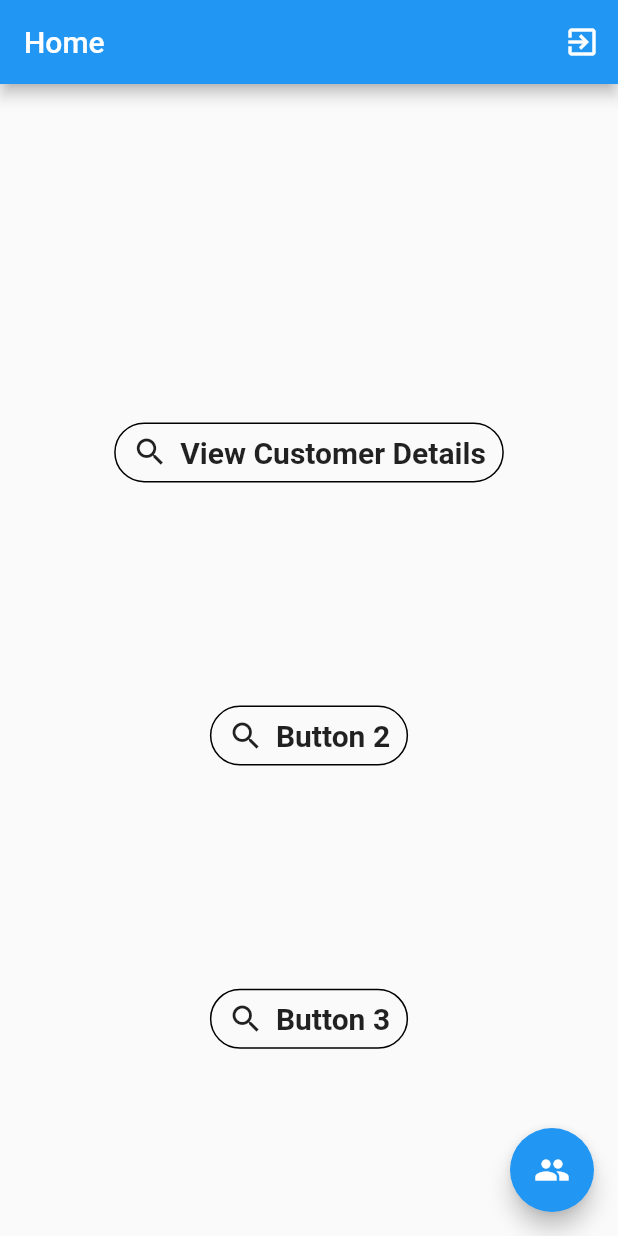
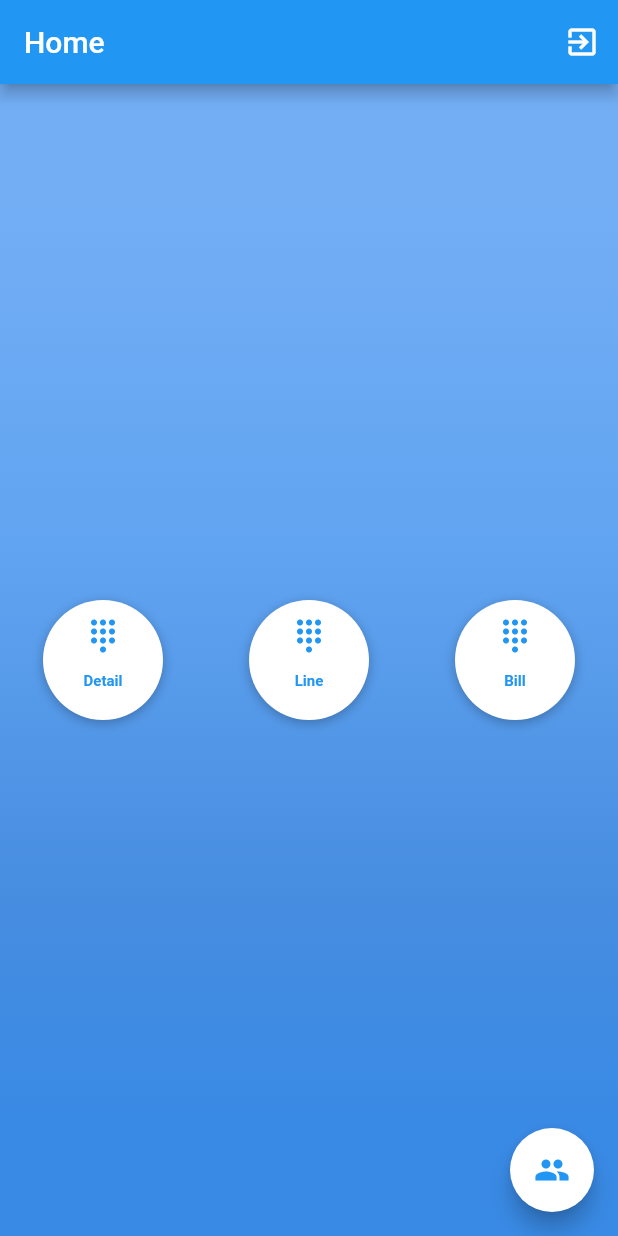
Before and after one commit to mesingaram/acc, a Flutter app: the Home screen opened directly, on a phone screen of 412 x 824 dp. Run offline on Flutter 3.47's test engine with Material 2 defaults, Android fonts, the phone set to English and light mode, and no system bars; drawn by our look-alikes of flutter_speed_dial; our stand-ins replace google_fonts, local_auth; Roboto replaces fonts that are missing (Ubuntu).

Commit message:
changed homescreen changed button on customer_add
need to make form and make db

```diff
--- a/lib/home.dart
+++ b/lib/home.dart
@@ -1,5 +1,6 @@
 import 'package:acc/screens/add_customer.dart';
 import 'package:flutter/material.dart';
+import 'package:flutter/services.dart';
 import 'package:flutter_speed_dial/flutter_speed_dial.dart';
 import 'package:google_fonts/google_fonts.dart';
 import 'auth.dart';
@@ -20,68 +21,52 @@ class Home extends StatelessWidget {
           )
         ],
       ),
-      body: Center(
-        child: Column(
+      body: AnnotatedRegion<SystemUiOverlayStyle>(
+          value: SystemUiOverlayStyle.light,
+          child: GestureDetector(
+            onTap: () => FocusScope.of(context).unfocus(),
+            child: Stack(
               children: [
-            Spacer(),
-            Spacer(),
-            Padding(
-              padding: EdgeInsets.all(20.0),
-              child: OutlineButton.icon(
-                shape: StadiumBorder(),
-                onPressed: () {},
-                icon: Icon(Icons.search),
-                label: Text(
-                  'View Customer Details',
-                  style: GoogleFonts.ubuntu(
-                      fontWeight: FontWeight.bold, fontSize: 20),
-                ),
-                //highlightedBorderColor: Colors.black,
-                padding: EdgeInsets.symmetric(horizontal: 12, vertical: 8),
-                borderSide: BorderSide(color: Colors.black),
+                Container(
+                  height: double.infinity,
+                  width: double.infinity,
+                  decoration: BoxDecoration(
+                    gradient: LinearGradient(
+                      begin: Alignment.topCenter,
+                      end: Alignment.bottomCenter,
+                      colors: [
+                        Color(0xFF73AEF5),
+                        Color(0xFF61A4F1),
+                        Color(0xFF478DE0),
+                        Color(0xFF398AE5),
+                      ],
+                      stops: [0.1, 0.4, 0.7, 0.9],
                     ),
                   ),
-            Spacer(),
-            Padding(
-              padding: EdgeInsets.all(20.0),
-              child: OutlineButton.icon(
-                shape: StadiumBorder(),
-                onPressed: () {},
-                icon: Icon(Icons.search),
-                label: Text(
-                  'Button 2',
-                  style: GoogleFonts.ubuntu(
-                      fontWeight: FontWeight.bold, fontSize: 20),
                 ),
-                //highlightedBorderColor: Colors.black,
-                padding: EdgeInsets.symmetric(horizontal: 12, vertical: 8),
-                borderSide: BorderSide(color: Colors.black),
-              ),
-            ),
-            Spacer(),
-            Padding(
-              padding: EdgeInsets.all(20.0),
-              child: OutlineButton.icon(
-                shape: StadiumBorder(),
-                onPressed: () {},
-                icon: Icon(Icons.search),
-                label: Text(
-                  'Button 3',
-                  style: GoogleFonts.ubuntu(
-                      fontWeight: FontWeight.bold, fontSize: 20),
-                ),
-                //highlightedBorderColor: Colors.black,
-                padding: EdgeInsets.symmetric(horizontal: 12, vertical: 8),
-                borderSide: BorderSide(color: Colors.black),
-              ),
-            ),
-            Spacer()
+                Center(
+                  child: Container(
+                    child: Row(
+                      crossAxisAlignment: CrossAxisAlignment.center,
+                      mainAxisAlignment: MainAxisAlignment.spaceAround,
+                      children: [
+                        _buildDetailBtn("Detail"),
+                        _buildDetailBtn("Line"),
+                        _buildDetailBtn("Bill")
                       ],
                     ),
                   ),
+                )
+              ],
+            ),
+          )),
       floatingActionButton: SpeedDial(
+        backgroundColor: Colors.white,
         //animatedIcon: AnimatedIcons.menu_close,
-        child: Icon(Icons.people),
+        child: Icon(
+          Icons.people,
+          color: Colors.blue,
+        ),
         curve: Curves.ease,
         children: [
           SpeedDialChild(
@@ -107,3 +92,39 @@ class Home extends StatelessWidget {
     );
   }
 }
+
+Widget _buildDetailBtn(String text) {
+  return GestureDetector(
+    onTap: () {},
+    child: Container(
+      height: 80.0,
+      width: 80.0,
+      decoration: BoxDecoration(
+        shape: BoxShape.circle,
+        color: Colors.white,
+        boxShadow: [
+          BoxShadow(
+            color: Colors.black26,
+            offset: Offset(0, 2),
+            blurRadius: 6.0,
+          ),
+        ],
+      ),
+      child: Container(
+        child: Column(children: [
+          IconButton(
+            icon: Icon(
+              Icons.dialpad,
+              color: Colors.blue,
+            ),
+          ),
+          Text(
+            "${text}",
+            style: TextStyle(
+                color: Colors.blue, fontSize: 10, fontWeight: FontWeight.bold),
+          )
+        ]),
+      ),
+    ),
+  );
+}
--- a/lib/main.dart
+++ b/lib/main.dart
@@ -8,6 +8,6 @@ class MyApp extends StatelessWidget {
   @override
   Widget build(BuildContext context) {
     return MaterialApp(
-        debugShowCheckedModeBanner: false, title: 'Biometric', home: Auth());
+        debugShowCheckedModeBanner: false, title: 'Biometric', home: Home());
   }
 }
--- a/lib/screens/add_customer.dart
+++ b/lib/screens/add_customer.dart
@@ -6,15 +6,13 @@ class AddCust extends StatelessWidget {
   Widget build(BuildContext context) {
     return Scaffold(
       appBar: AppBar(
-        actions: <Widget>[
-          IconButton(
-            icon: Icon(Icons.arrow_back),
-            onPressed: () {
-              Navigator.pushReplacement(
-                  context, MaterialPageRoute(builder: (context) => Home()));
-            },
-          )
-        ],
+        leading: IconButton(
+          icon: Icon(Icons.arrow_back),
+          onPressed: () {
+            Navigator.pushReplacement(
+                context, MaterialPageRoute(builder: (context) => Home()));
+          },
+        ),
         title: Text("Add new Customer"),
       ),
       body: Center(
```
Also changed, not shown: pubspec.lock. Lines whose indentation alone changed are shown as unchanged.
